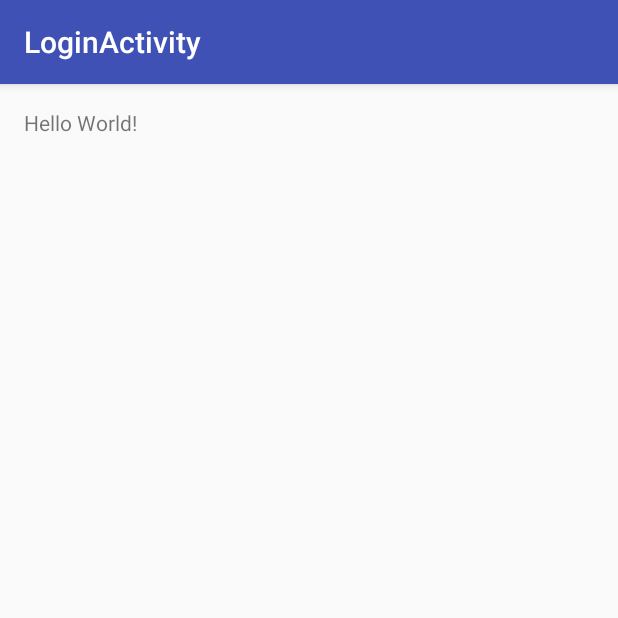
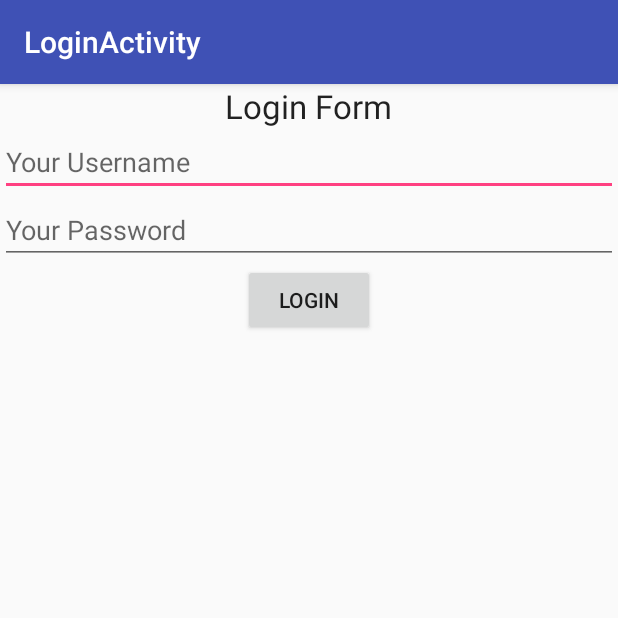
Before and after one commit to fouliex/AndroidDesignPatterns, an Android app: the screen it shows after launch (LoginActivity), on a phone screen of 412 x 824 dp, the top half of it. Run offline under Robolectric (Android 15) with nearby library versions, the phone set to English and light mode, and no system bars.

Commit message:
Add the Singleton pattern example

```diff
--- a/CreationalPatterns/Singleton/MyApplication/app/src/main/AndroidManifest.xml
+++ b/CreationalPatterns/Singleton/MyApplication/app/src/main/AndroidManifest.xml
@@ -15,6 +15,10 @@
                 <category android:name="android.intent.category.LAUNCHER" />
             </intent-filter>
         </activity>
+        <activity
+            android:name=".WelcomeActivity"
+            android:label="@string/title_activity_welcome"
+            android:theme="@style/AppTheme.NoActionBar"></activity>
     </application>
 
 </manifest>
--- a/CreationalPatterns/Singleton/MyApplication/app/src/main/java/com/example/singleton/fouli/loginactivity/LoginActivity.java
+++ b/CreationalPatterns/Singleton/MyApplication/app/src/main/java/com/example/singleton/fouli/loginactivity/LoginActivity.java
@@ -1,13 +1,34 @@
 package com.example.singleton.fouli.loginactivity;
 
+import android.content.Intent;
 import android.support.v7.app.AppCompatActivity;
 import android.os.Bundle;
+import android.view.View;
+import android.widget.Button;
+import android.widget.EditText;
 
+/**
+ * The LoginActivity class has an instance of SingleSession class.
+ */
 public class LoginActivity extends AppCompatActivity {
 
     @Override
     protected void onCreate(Bundle savedInstanceState) {
         super.onCreate(savedInstanceState);
         setContentView(R.layout.activity_login);
+
+        Button btnLogin = (Button) findViewById(R.id.btnLogin);
+        final EditText editUsername = (EditText) findViewById(R.id.editUsername);
+
+        btnLogin.setOnClickListener(new View.OnClickListener() {
+            @Override
+            public void onClick(View v) {
+                // On Loging button click, store our username into the Singleton class.
+                SingletonSession.Instance().setUsername(editUsername.getText().toString());
+
+                Intent welcomeActivity = new Intent(LoginActivity.this, WelcomeActivity.class);
+                startActivity(welcomeActivity);
+            }
+        });
     }
 }
--- a/CreationalPatterns/Singleton/MyApplication/app/src/main/res/layout/activity_login.xml
+++ b/CreationalPatterns/Singleton/MyApplication/app/src/main/res/layout/activity_login.xml
@@ -1,17 +1,38 @@
 <?xml version="1.0" encoding="utf-8"?>
-<RelativeLayout xmlns:android="http://schemas.android.com/apk/res/android"
+<LinearLayout xmlns:android="http://schemas.android.com/apk/res/android"
     xmlns:tools="http://schemas.android.com/tools"
-    android:id="@+id/activity_login"
     android:layout_width="match_parent"
     android:layout_height="match_parent"
-    android:paddingBottom="@dimen/activity_vertical_margin"
-    android:paddingLeft="@dimen/activity_horizontal_margin"
-    android:paddingRight="@dimen/activity_horizontal_margin"
-    android:paddingTop="@dimen/activity_vertical_margin"
-    tools:context="com.example.singleton.fouli.loginactivity.LoginActivity">
+    android:orientation="vertical"
+
+    tools:context=".LoginActivity">
 
     <TextView
+        android:id="@+id/textView"
         android:layout_width="wrap_content"
         android:layout_height="wrap_content"
-        android:text="Hello World!" />
-</RelativeLayout>
+        android:layout_gravity="center_horizontal"
+        android:text="Login Form"
+
+        android:textAppearance="?android:attr/textAppearanceLarge" />
+
+    <EditText
+        android:id="@+id/editUsername"
+        android:layout_width="match_parent"
+        android:layout_height="wrap_content"
+        android:hint="Your Username" />
+
+    <EditText
+        android:id="@+id/editPassword"
+        android:layout_width="match_parent"
+        android:layout_height="wrap_content"
+        android:hint="Your Password"
+        android:inputType="textPassword" />
+
+    <Button
+        android:id="@+id/btnLogin"
+        android:layout_width="wrap_content"
+        android:layout_height="wrap_content"
+        android:layout_gravity="center_horizontal"
+        android:text="Login" />
+</LinearLayout>
--- /dev/null
+++ b/CreationalPatterns/Singleton/MyApplication/app/src/main/res/values-v21/styles.xml
@@ -0,0 +1,9 @@
+<resources>
+
+    <style name="AppTheme.NoActionBar">
+        <item name="windowActionBar">false</item>
+        <item name="windowNoTitle">true</item>
+        <item name="android:windowDrawsSystemBarBackgrounds">true</item>
+        <item name="android:statusBarColor">@android:color/transparent</item>
+    </style>
+</resources>
--- a/CreationalPatterns/Singleton/MyApplication/app/src/main/res/values/dimens.xml
+++ b/CreationalPatterns/Singleton/MyApplication/app/src/main/res/values/dimens.xml
@@ -2,4 +2,5 @@
     <!-- Default screen margins, per the Android Design guidelines. -->
     <dimen name="activity_horizontal_margin">16dp</dimen>
     <dimen name="activity_vertical_margin">16dp</dimen>
+    <dimen name="fab_margin">16dp</dimen>
 </resources>
--- a/CreationalPatterns/Singleton/MyApplication/app/src/main/res/values/strings.xml
+++ b/CreationalPatterns/Singleton/MyApplication/app/src/main/res/values/strings.xml
@@ -1,3 +1,4 @@
 <resources>
     <string name="app_name">LoginActivity</string>
+    <string name="title_activity_welcome">WelcomeActivity</string>
 </resources>
--- a/CreationalPatterns/Singleton/MyApplication/app/src/main/res/values/styles.xml
+++ b/CreationalPatterns/Singleton/MyApplication/app/src/main/res/values/styles.xml
@@ -8,4 +8,13 @@
         <item name="colorAccent">@color/colorAccent</item>
     </style>
 
+    <style name="AppTheme.NoActionBar">
+        <item name="windowActionBar">false</item>
+        <item name="windowNoTitle">true</item>
+    </style>
+
+    <style name="AppTheme.AppBarOverlay" parent="ThemeOverlay.AppCompat.Dark.ActionBar" />
+
+    <style name="AppTheme.PopupOverlay" parent="ThemeOverlay.AppCompat.Light" />
+
 </resources>
```
Also changed, not shown: CreationalPatterns/Singleton/MyApplication/app/build.gradle (+4 -3 lines), CreationalPatterns/Singleton/MyApplication/app/src/main/java/com/example/singleton/fouli/loginactivity/SingletonSession.java (added, +31 -0 lines), CreationalPatterns/Singleton/MyApplication/app/src/main/java/com/example/singleton/fouli/loginactivity/WelcomeActivity.java (added, +24 -0 lines), CreationalPatterns/Singleton/MyApplication/app/src/main/res/layout/activity_welcome.xml (added, +15 -0 lines), CreationalPatterns/Singleton/MyApplication/build.gradle (+7 -3 lines).
